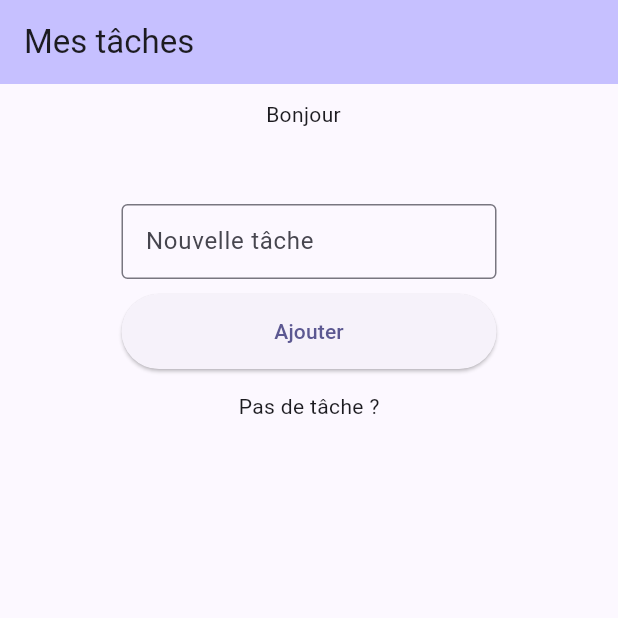
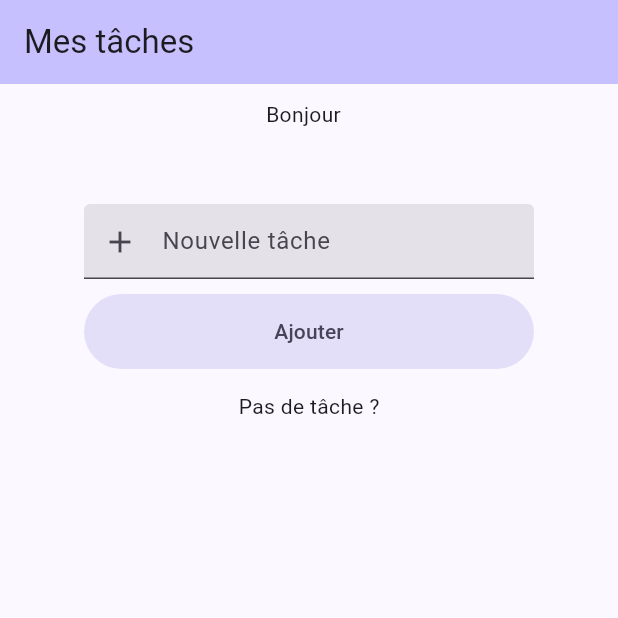
Before and after one commit to thibault-peronno/to_do_list_flutter, a Flutter app: the TasksPage screen opened by its route, on a phone screen of 412 x 824 dp, the top half of it. Run offline on Flutter 3.47's test engine with Material 2 defaults, Android fonts, the phone set to English and light mode, and no system bars; our stand-ins replace equatable, flutter_bloc, go_router; network calls fail.

Commit message:
starting code to add new task.

```diff
--- a/lib/bloc/tasks/tasks_bloc.dart
+++ b/lib/bloc/tasks/tasks_bloc.dart
@@ -7,6 +7,7 @@ import 'package:to_do_list_flutter/services/tasks_service.dart';
 class TasksBloc extends Bloc<TasksEvent, TasksState> {
   TasksBloc() : super(TasksInitialState()) {
     on<TasksLoadEvent>(_onTasksLoadEvent);
+    on<NewTaskEvent>(_onNewTaskEvent);
   }
 }
 
@@ -16,3 +17,9 @@ void _onTasksLoadEvent(TasksLoadEvent event, Emitter<TasksState> emit) async {
 
   emit(TasksSuccessState(tasks: tasks));
 }
+
+void _onNewTaskEvent(NewTaskEvent event, Emitter<TasksState> emit) {
+  emit(
+    TasksState(newTask: event.task),
+  );
+}
--- a/lib/bloc/tasks/tasks_event.dart
+++ b/lib/bloc/tasks/tasks_event.dart
@@ -11,3 +11,8 @@ class TasksLoadEvent extends TasksEvent {
     required this.token,
   });
 }
+
+class NewTaskEvent extends TasksEvent {
+  final String task;
+  NewTaskEvent(this.task);
+}
--- a/lib/bloc/tasks/tasks_state.dart
+++ b/lib/bloc/tasks/tasks_state.dart
@@ -2,10 +2,11 @@ import 'package:equatable/equatable.dart';
 import 'package:to_do_list_flutter/models/task_model.dart';
 
 class TasksState extends Equatable {
-  const TasksState();
+  final String? newTask;
+  const TasksState({this.newTask});
 
   @override
-  List<Object?> get props => [];
+  List<Object?> get props => [newTask];
 }
 
 class TasksInitialState extends TasksState {}
--- a/lib/pages/tasks_page.dart
+++ b/lib/pages/tasks_page.dart
@@ -41,12 +41,14 @@ class TasksPage extends StatelessWidget {
           ),
           const SizedBox(height: 50),
           const SizedBox(
-            width: 250,
+            width: 300,
             height: 50,
             child: TextField(
-              obscureText: true,
+              obscureText: false,
               decoration: InputDecoration(
-                border: OutlineInputBorder(),
+                prefixIcon: Icon(Icons.add),
+                filled: true,
+                // border: OutlineInputBorder(),
                 labelText: 'Nouvelle tâche',
               ),
             ),
@@ -55,9 +57,9 @@ class TasksPage extends StatelessWidget {
             height: 10,
           ),
           SizedBox(
-            width: 250,
+            width: 300,
             height: 50,
-            child: ElevatedButton(
+            child: FilledButton.tonal(
               onPressed: () {
                 print('ajout d une nouvelle tâche');
               },
```
